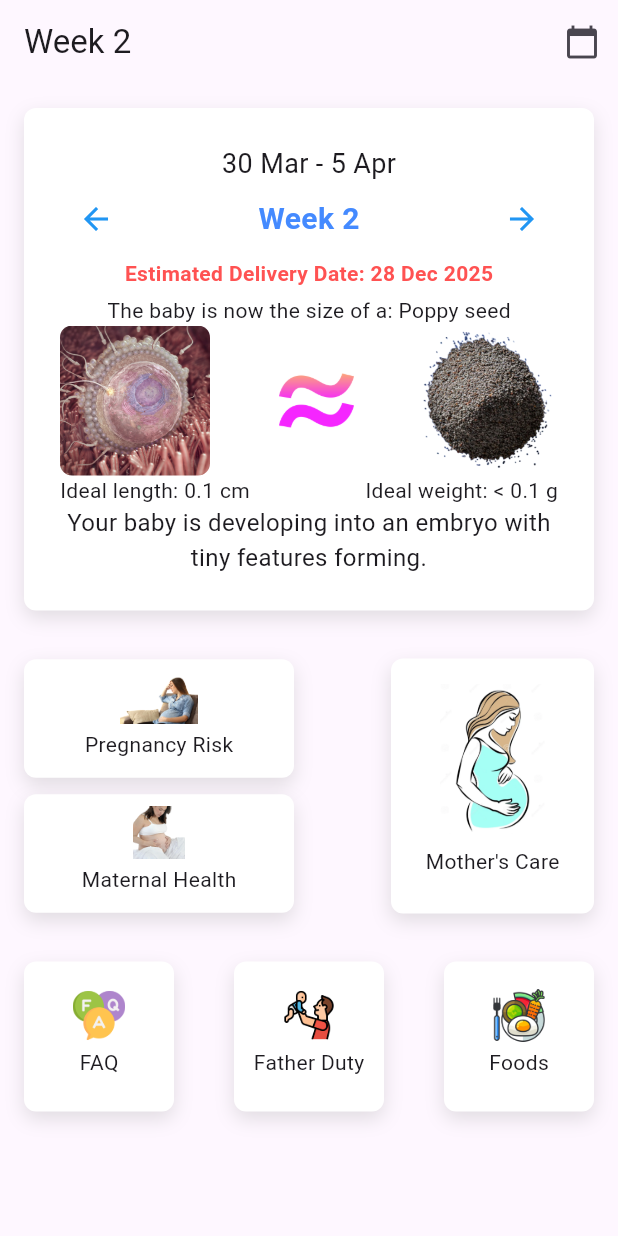
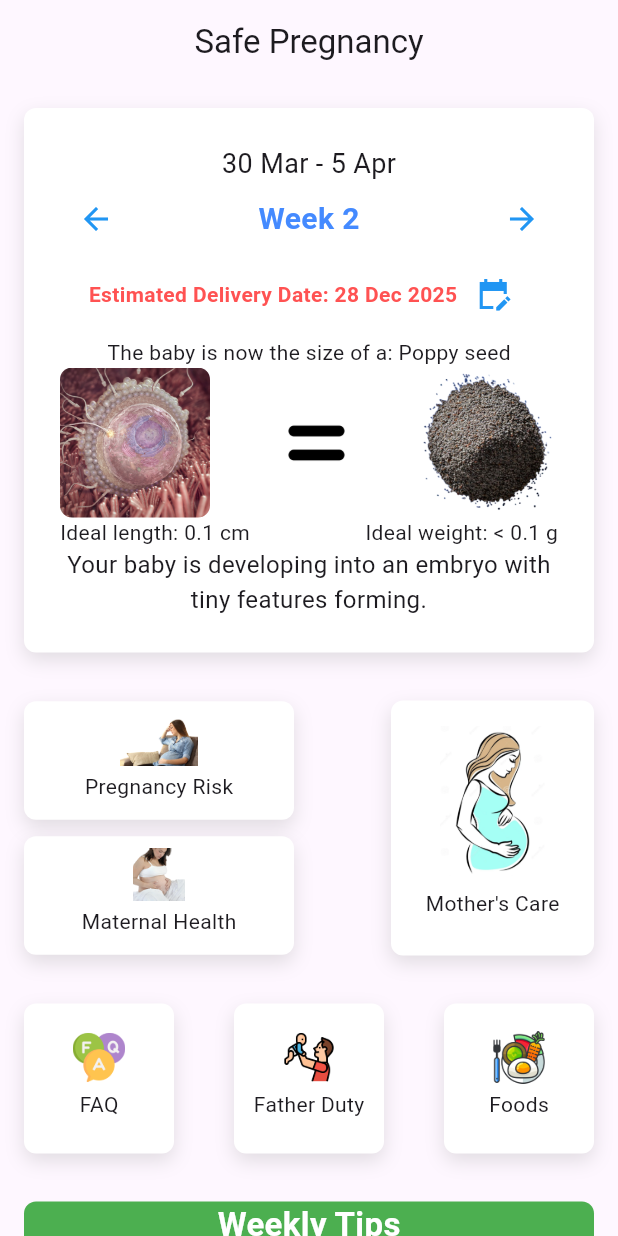
Before and after one commit to Fahamin/pregnancy, a Flutter app: the screen it shows after launch, after a tap on the "arrow forward" icon, on a phone screen of 412 x 824 dp. Run offline on Flutter 3.47's test engine with Material 3 defaults, Android fonts, the phone set to English and light mode, and no system bars; our stand-ins replace flutter_screenutil, get, shared_preferences.

Commit message:
week tips add

```diff
--- a/lib/app/modules/home/controllers/home_controller.dart
+++ b/lib/app/modules/home/controllers/home_controller.dart
@@ -2,13 +2,20 @@ import 'package:get/get.dart';
 import 'package:intl/intl.dart';
 import 'package:shared_preferences/shared_preferences.dart';
 
+import '../../../../model/WeekTip.dart';
 import '../../../../model/pregnency_week_model.dart';
 
 class HomeController extends GetxController {
 
 // Observable variables
-  var deliveryDate = DateTime.now().add(Duration(days: 40 * 7)).obs; // Default to 40 weeks from today
-  var pregnancyStartDate = DateTime.now().obs;
+  var deliveryDate = DateTime
+      .now()
+      .add(Duration(days: 40 * 7))
+      .obs;
+  // Default to 40 weeks from today
+  var pregnancyStartDate = DateTime
+      .now()
+      .obs;
   var currentWeek = 1.obs;
 
 // Key for SharedPreferences
@@ -22,13 +29,15 @@ class HomeController extends GetxController {
 
   String getWeekDateRange(int weekNumber) {
     // Calculate the start date for the week
-    DateTime startOfWeek = pregnancyStartDate.value.add(Duration(days: (weekNumber - 1) * 7));
+    DateTime startOfWeek = pregnancyStartDate.value.add(
+        Duration(days: (weekNumber - 1) * 7));
     // Calculate the end date for the week
     DateTime endOfWeek = startOfWeek.add(Duration(days: 6));
 
     // Format the dates as needed (you can adjust the format here)
-    String startDate = DateFormat('d MMM').format(startOfWeek);  // Example: '12 MAR'
-    String endDate = DateFormat('d MMM').format(endOfWeek);  // Example: '18 MAR'
+    String startDate = DateFormat('d MMM').format(
+        startOfWeek); // Example: '12 MAR'
+    String endDate = DateFormat('d MMM').format(endOfWeek); // Example: '18 MAR'
 
     return '$startDate - $endDate';
   }
@@ -61,13 +70,16 @@ class HomeController extends GetxController {
 
 // Calculate the pregnancy start date (40 weeks before the delivery date)
   void calculatePregnancyStartDate() {
-    pregnancyStartDate.value = deliveryDate.value.subtract(Duration(days: 40 * 7));
+    pregnancyStartDate.value =
+        deliveryDate.value.subtract(Duration(days: 40 * 7));
   }
 
 // Calculate the current pregnancy week based on today's date
   void calculateCurrentWeek() {
     final today = DateTime.now();
-    final elapsedDays = today.difference(pregnancyStartDate.value).inDays;
+    final elapsedDays = today
+        .difference(pregnancyStartDate.value)
+        .inDays;
 
     currentWeek.value = (elapsedDays ~/ 7) + 1;
 
@@ -88,6 +100,10 @@ class HomeController extends GetxController {
 // Get the current week's data
   PregnancyWeek get currentWeekData {
     return pregnancyWeeks.firstWhere((week) => week.week == currentWeek.value);
+  }
+
+  WeekTip get currentWeekTipData {
+    return pregnancyTips.firstWhere((week) => week.week == currentWeek.value);
   }
 
 // Function to go to the next week
@@ -111,6 +127,196 @@ class HomeController extends GetxController {
   }
 
 
+  final List<WeekTip> pregnancyTips = [
+    WeekTip(
+      week: 1,
+      tip: "Start taking prenatal vitamins with at least 400-600 mcg of folic acid daily. "
+          "Folic acid helps prevent neural tube defects in the baby's brain and spine. "
+          "Maintain a balanced diet and avoid alcohol, smoking, and excessive caffeine.",
+    ),
+    WeekTip(
+      week: 2,
+      tip: "Maintain a healthy lifestyle, eat nutrient-rich foods, and stay hydrated. "
+          "If trying to conceive, track ovulation and avoid stress.",
+    ),
+    WeekTip(
+      week: 3,
+      tip: "Your baby is just a tiny cluster of cells. "
+          "Continue taking prenatal vitamins and follow a healthy diet.",
+    ),
+    WeekTip(
+      week: 4,
+      tip: "Take a home pregnancy test if you suspect pregnancy. "
+          "Confirm the results with a doctor and start avoiding harmful substances.",
+    ),
+    WeekTip(
+      week: 5,
+      tip: "Schedule your first prenatal checkup. Your doctor may recommend blood tests "
+          "and an early ultrasound. Avoid environmental toxins and maintain hydration.",
+    ),
+    WeekTip(
+      week: 6,
+      tip: "Morning sickness may start—eat small, frequent meals and drink ginger tea. "
+          "Get plenty of rest, as fatigue is common during early pregnancy.",
+    ),
+    WeekTip(
+      week: 7,
+      tip: "Your baby's organs are developing. Eat iron-rich foods like spinach, "
+          "lean meats, and beans to support blood production.",
+    ),
+    WeekTip(
+      week: 8,
+      tip: "If you feel nauseous, try eating crackers before getting out of bed. "
+          "Continue taking prenatal vitamins and stay well-hydrated.",
+    ),
+    WeekTip(
+      week: 9,
+      tip: "Exercise lightly—prenatal yoga and short walks can help with energy levels and circulation. "
+          "If experiencing constipation, increase fiber intake.",
+    ),
+    WeekTip(
+      week: 10,
+      tip: "Your baby's heart and organs are almost fully developed. "
+          "Eat calcium-rich foods to support bone growth.",
+    ),
+    WeekTip(
+      week: 11,
+      tip: "Your baby is now the size of a lime! Continue eating iron and calcium-rich foods. "
+          "Monitor your weight gain and stay active.",
+    ),
+    WeekTip(
+      week: 12,
+      tip: "Your first trimester is ending! If feeling better, increase light exercise. "
+          "Schedule your next ultrasound and focus on a balanced diet.",
+    ),
+    WeekTip(
+      week: 13,
+      tip: "Your energy levels may increase, so enjoy light activities. "
+          "Stay hydrated and avoid processed foods.",
+    ),
+    WeekTip(
+      week: 14,
+      tip: "Your baby's hair is starting to grow! Eat foods rich in omega-3s, such as salmon and walnuts. "
+          "If you experience back pain, try a pregnancy pillow for better sleep.",
+    ),
+    WeekTip(
+      week: 15,
+      tip: "Pregnancy hormones may affect your skin. Moisturize and use sunscreen to prevent hyperpigmentation.",
+    ),
+    WeekTip(
+      week: 16,
+      tip: "Your baby might start making movements soon! Try bonding by playing soft music or talking to them. "
+          "Practice good posture to prevent back pain.",
+    ),
+    WeekTip(
+      week: 17,
+      tip: "Drink plenty of water and eat potassium-rich foods like bananas to prevent leg cramps. "
+          "Consider joining a prenatal yoga class.",
+    ),
+    WeekTip(
+      week: 18,
+      tip: "Schedule your mid-pregnancy ultrasound to check your baby's development. "
+          "Sleep on your left side for better circulation.",
+    ),
+    WeekTip(
+      week: 19,
+      tip: "Your baby can hear sounds! Talk, sing, or read to them for bonding. "
+          "Wear comfortable maternity clothes as your belly grows.",
+    ),
+    WeekTip(
+      week: 20,
+      tip: "You're halfway through! If experiencing discomfort, try swimming or stretching exercises.",
+    ),
+    WeekTip(
+      week: 21,
+      tip: "Eat smaller meals to avoid heartburn. A body pillow can help with sleep comfort.",
+    ),
+    WeekTip(
+      week: 22,
+      tip: "Your baby’s senses are developing. Stay relaxed and try stress management techniques.",
+    ),
+    WeekTip(
+      week: 23,
+      tip: "Monitor your blood pressure. Watch for swelling in your hands and feet and consult your doctor if concerned.",
+    ),
+    WeekTip(
+      week: 24,
+      tip: "Your doctor may suggest a glucose screening test to check for gestational diabetes.",
+    ),
+    WeekTip(
+      week: 25,
+      tip: "Eat fiber-rich foods and drink plenty of water to prevent constipation.",
+    ),
+    WeekTip(
+      week: 26,
+      tip: "Braxton Hicks contractions may start. They help your body prepare for labor.",
+    ),
+    WeekTip(
+      week: 27,
+      tip: "Begin preparing your hospital bag with essentials for you and the baby.",
+    ),
+    WeekTip(
+      week: 28,
+      tip: "Track fetal movements daily. Report any significant changes to your doctor.",
+    ),
+    WeekTip(
+      week: 29,
+      tip: "Avoid lying flat on your back to prevent dizziness and poor circulation.",
+    ),
+    WeekTip(
+      week: 30,
+      tip: "Pack your hospital bag with necessary documents, baby clothes, and hygiene products.",
+    ),
+    WeekTip(
+      week: 31,
+      tip: "Consider taking a childbirth class to prepare for labor.",
+    ),
+    WeekTip(
+      week: 32,
+      tip: "Drink plenty of fluids and watch for signs of urinary tract infections (UTIs).",
+    ),
+    WeekTip(
+      week: 33,
+      tip: "Finalize your birth plan and discuss it with your doctor.",
+    ),
+    WeekTip(
+      week: 34,
+      tip: "Prepare a safe sleeping space for your baby with a firm mattress.",
+    ),
+    WeekTip(
+      week: 35,
+      tip: "Eat high-fiber foods and continue gentle physical activities.",
+    ),
+    WeekTip(
+      week: 36,
+      tip: "Practice labor breathing techniques and watch for early labor signs.",
+    ),
+    WeekTip(
+      week: 37,
+      tip: "Prepare for early labor symptoms like lower back pain and cramps.",
+    ),
+    WeekTip(
+      week: 38,
+      tip: "Eat light meals and stay calm as your due date approaches.",
+    ),
+    WeekTip(
+      week: 39,
+      tip: "Have your hospital bag ready and look out for labor signs.",
+    ),
+    WeekTip(
+      week: 40,
+      tip: "If labor hasn’t started yet, stay patient and consult your doctor about next steps.",
+    ),
+  ];
+
+  WeekTip? selectedWeek;
+
+  void fetchWeekData(int mother) {
+    selectedWeek = pregnancyTips.firstWhere(
+          (element) => element.week == mother,
+    );
+    update(); // Notify listeners
+  }
 
 List<PregnancyWeek> pregnancyWeeks = [
   PregnancyWeek(
@@ -476,5 +682,4 @@ class HomeController extends GetxController {
 ];
 
 
-
 }
--- a/lib/app/modules/home/views/home_view.dart
+++ b/lib/app/modules/home/views/home_view.dart
@@ -19,21 +19,12 @@ class HomeView extends GetView<HomeController> {
   @override
   Widget build(BuildContext context) {
     return Scaffold(
-      appBar: AppBar(
-        title: Obx(() => Text('Week ${controller.currentWeek.value}')),
-        actions: [
-          IconButton(
-            icon: Icon(Icons.calendar_today),
-            onPressed: () {
-              Get.to(
-                SetDeliveryDateScreen(),
-              ); // Navigate to the delivery date picker screen
-            },
-          ),
-        ],
-      ),
+
+      appBar: AppBar(title: Text("Safe Pregnancy"), centerTitle: true),
       body: Obx(() {
         final weekData = controller.currentWeekData;
+        final weekTip = controller.currentWeekTipData;
+
         final startDate = DateFormat(
           'dd MMM yyyy',
         ).format(controller.pregnancyStartDate.value);
@@ -99,6 +90,9 @@ class HomeView extends GetView<HomeController> {
                         ),
 
                         SizedBox(height: 2),
+                        Row(
+                          mainAxisAlignment: MainAxisAlignment.center,
+                          children: [
                             Text(
                               'Estimated Delivery Date: $deliveryDate',
                               style: TextStyle(
@@ -106,6 +100,15 @@ class HomeView extends GetView<HomeController> {
                                 fontWeight: FontWeight.bold,
                                 color: Colors.redAccent,
                               ),
+                            ),
+                            IconButton(
+                              color: Colors.blue,
+                              icon: Icon(Icons.edit_calendar_sharp),
+                              onPressed: () {
+                                showDeliveryDateDialog(context, controller);
+                              },
+                            ),
+                          ],
                         ),
                         SizedBox(height: 5),
 
@@ -258,6 +261,41 @@ class HomeView extends GetView<HomeController> {
                   ],
                 ),
               ),
+
+              Padding(
+                padding: EdgeInsets.all(16),
+                child: Container(
+                  width: double.infinity,
+                  decoration: BoxDecoration(
+                    color: Colors.green,
+                    borderRadius: BorderRadius.circular(8),
+                  ),
+                  alignment: Alignment.center,
+                  child: Column(
+                    children: [
+                      Text(
+                        "Weekly Tips",
+                        style: TextStyle(
+                          fontSize: 22,
+                          fontWeight: FontWeight.bold,
+                          color: Colors.white,
+                        ),
+                      ),
+
+                      Container(
+                        width: double.infinity,
+                        padding: EdgeInsets.all(16),
+                        decoration: BoxDecoration(color: Colors.white),
+                        child: Text(
+                          weekTip.tip,
+                        ), // Any content passed as a widget
+                      ),
+                    ],
+                  ),
+                ),
+
+                // White Background Section
+              ),
             ],
           ),
         );
@@ -265,3 +303,44 @@ class HomeView extends GetView<HomeController> {
     );
   }
 }
+
+void showDeliveryDateDialog(BuildContext context, HomeController controller) {
+  showDialog(
+    context: context,
+    builder: (BuildContext context) {
+      return AlertDialog(
+        content: Center(
+          child: Column(
+            mainAxisSize: MainAxisSize.min,
+            children: [
+              Obx(
+                () => Text(
+                  'Selected Date: ${controller.deliveryDate.value.toLocal().toString().split(' ')[0]}',
+                  style: TextStyle(fontSize: 16, fontWeight: FontWeight.bold),
+                ),
+              ),
+              SizedBox(height: 20),
+              ElevatedButton(
+                onPressed: () async {
+                  final selectedDate = await showDatePicker(
+                    context: context,
+                    initialDate: controller.deliveryDate.value,
+                    firstDate: DateTime.now().subtract(Duration(days: 365)),
+                    lastDate: DateTime.now().add(Duration(days: 365)),
+                  );
+                  if (selectedDate != null) {
+                    await controller.saveDeliveryDate(
+                      selectedDate,
+                    ); // Save delivery date
+                    Get.back(); // Close the dialog
+                  }
+                },
+                child: Text('Select Delivery Date'),
+              ),
+            ],
+          ),
+        ),
+      );
+    },
+  );
+}
--- a/lib/main.dart
+++ b/lib/main.dart
@@ -13,7 +13,7 @@ class MyApp extends StatelessWidget {
   @override
   Widget build(BuildContext context) {
     return ScreenUtilInit(
-      designSize: const Size(360, 690),
+      designSize:  Size(360, 690),
       minTextAdapt: true,
       splitScreenMode: true,
       child: GetMaterialApp(
--- a/lib/widgets/WeekDetails.dart
+++ b/lib/widgets/WeekDetails.dart
@@ -1,34 +1,18 @@
-import 'package:flutter/material.dart';
+import 'package:flutter/cupertino.dart';
 
 class WeekDetails extends StatelessWidget {
   final String details;
   final String imagePath;
 
-  const WeekDetails({
-    Key? key,
-    required this.details,
-    required this.imagePath,
-  }) : super(key: key);
+  const WeekDetails({Key? key, required this.details, required this.imagePath})
+    : super(key: key);
 
   @override
   Widget build(BuildContext context) {
     return Column(
       children: [
-        // Display the image
-        Image.asset(
-          imagePath,
-          width: double.infinity,
-          height: 300,
-          fit: BoxFit.fill,
-        ),
-        // Display the details text
-        Padding(
-          padding: EdgeInsets.all(16),
-          child: Text(
-            details,
-            style: TextStyle(fontSize: 16),
-          ),
-        ),
+        Image.asset(imagePath),
+        Padding(padding: const EdgeInsets.all(16.0), child: Text(details)),
       ],
     );
   }
```
Also changed, not shown: assets/other/similar.png. Lines whose indentation alone changed are shown as unchanged.
